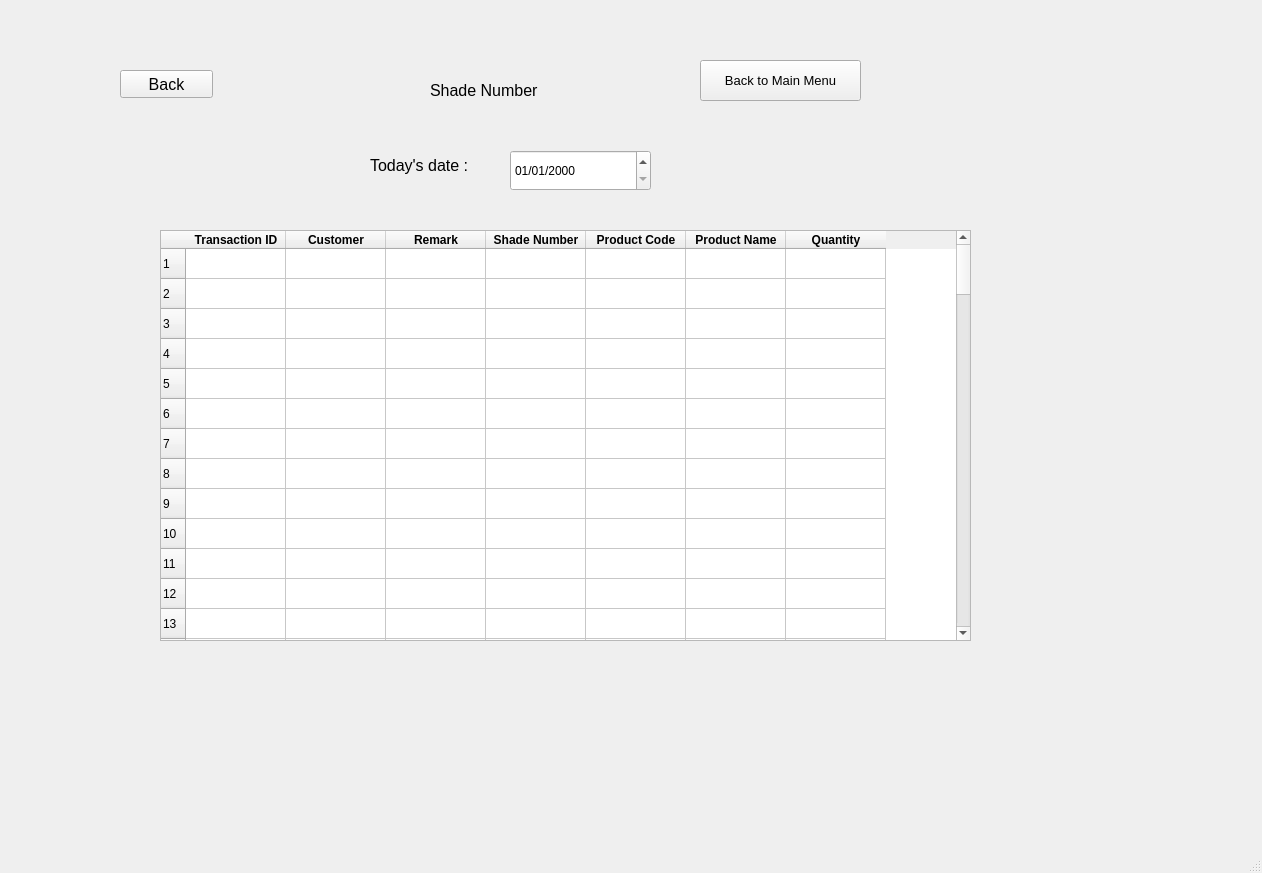
nilay1221/Inventory_Management, file UI/StackedView.ui: the form before one commit.
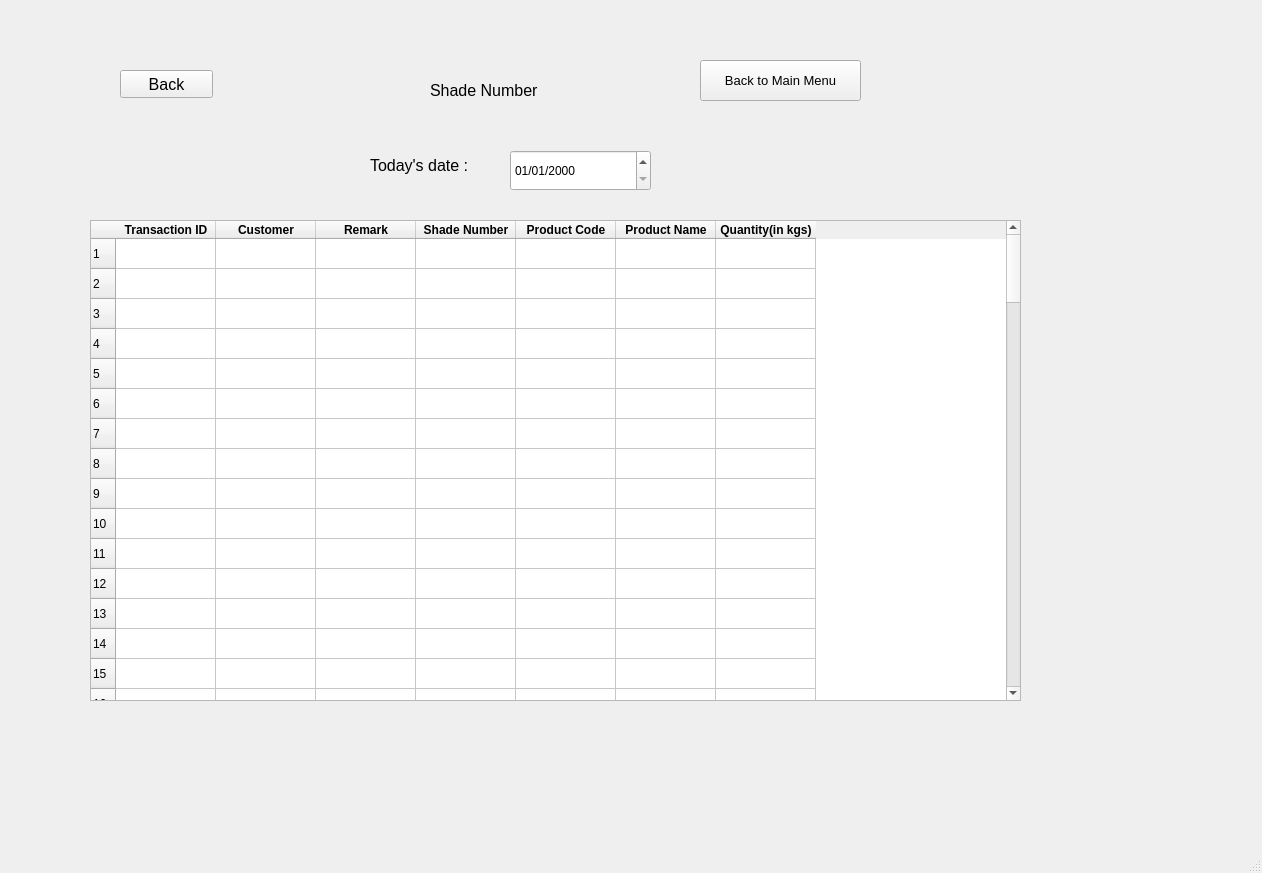
The form after the commit. The open tabs and pages were chosen to show the change.

```diff
--- a/UI/StackedView.ui
+++ b/UI/StackedView.ui
@@ -6166,10 +6166,10 @@
      <widget class="QTableWidget" name="shade_view_table_2">
       <property name="geometry">
        <rect>
-        <x>110</x>
-        <y>220</y>
-        <width>811</width>
-        <height>411</height>
+        <x>40</x>
+        <y>210</y>
+        <width>931</width>
+        <height>481</height>
        </rect>
       </property>
       <property name="rowCount">
@@ -6346,7 +6346,7 @@
       </column>
       <column>
        <property name="text">
-        <string>Quantity</string>
+        <string>Quantity(in kgs)</string>
        </property>
        <property name="font">
         <font>
```
Left out of the diff: 28 changed lines with no effect on the pictures.
